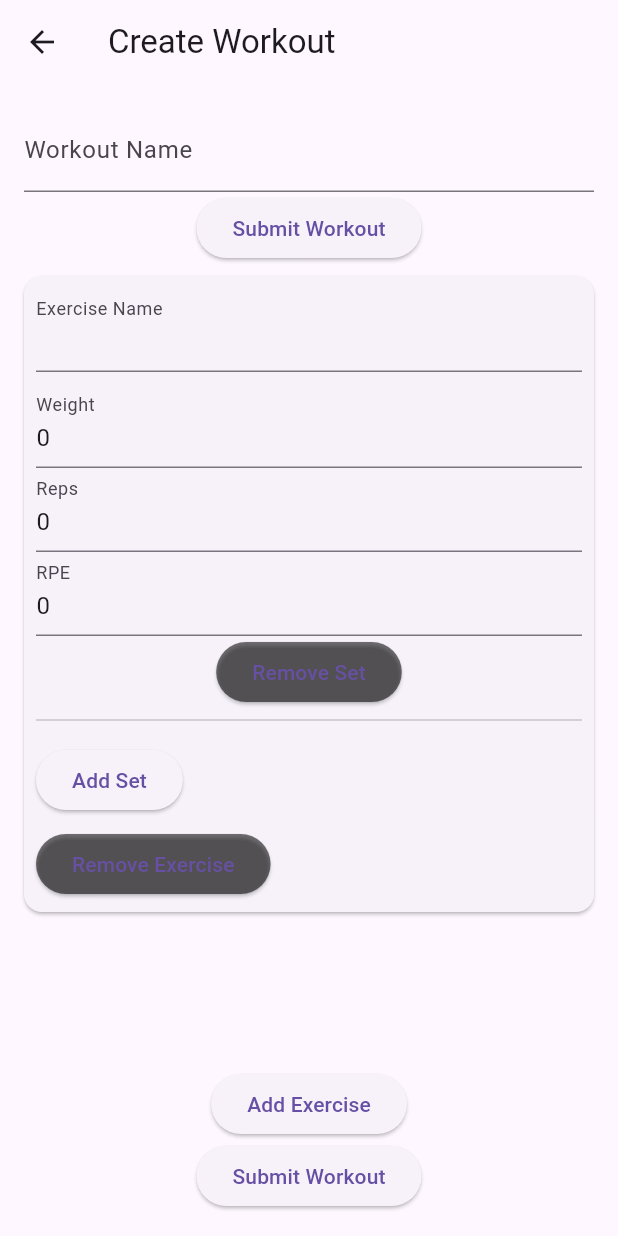
After one commit to Emene-Pesh/MuscleTrackerAndroid, a Flutter app: the WorkoutScreen screen opened by its route, after a tap on "Add Exercise", after a tap on "Add Set", on a phone screen of 412 x 824 dp. The commit adds this screen. Run offline on Flutter 3.47's test engine with Material 3 defaults, Android fonts, the phone set to English and light mode, and no system bars; our stand-ins replace geolocator.

Commit message:
Workout Creation Page

```diff
--- a/lib/main.dart
+++ b/lib/main.dart
@@ -4,6 +4,8 @@ import 'package:http/http.dart' as http;
 import 'package:geolocator/geolocator.dart';
 import 'package:muscletracker/screens/loginPage.dart';
 import 'package:muscletracker/screens/workout.dart';
+import 'package:muscletracker/screens/newExercise.dart';
+import 'package:muscletracker/screens/newWorkout.dart';
 
 void main() {
   runApp(const MuscleTrackerApp());
@@ -21,6 +23,8 @@ class MuscleTrackerApp extends StatelessWidget {
         '/home': (context) => const MyHomePage(),
         '/login': (context) => const LoginPage(),
         '/Workouts': (context) => const WorkoutAccordion(),
+        '/newExercise': (context) => const NewExerciseScreen(),
+        '/newWorkouts': (context) => const WorkoutScreen(),
       },
     );
   }
@@ -164,12 +168,20 @@ class _MyHomePageState extends State<MyHomePage> {
                 Navigator.pushNamed(context, '/home');
               },
             ),
+            // ListTile(
+            //   leading: const Icon(Icons.directions_run_outlined),
+            //   title: const Text('Workouts'),
+            //   onTap: () {
+            //     Navigator.pop(context); // Close the drawer
+            //     Navigator.pushNamed(context, '/Workouts');
+            //   },
+            // ),
             ListTile(
-              leading: const Icon(Icons.directions_run_outlined),
-              title: const Text('Workouts'),
+              leading: const Icon(Icons.publish_sharp),
+              title: const Text('New Workout'),
               onTap: () {
                 Navigator.pop(context); // Close the drawer
-                Navigator.pushNamed(context, '/Workouts');
+                Navigator.pushNamed(context, '/newWorkouts');
               },
             ),
             ListTile(
--- /dev/null
+++ b/lib/screens/newWorkout.dart
@@ -0,0 +1,250 @@
+import 'package:flutter/material.dart';
+
+
+
+
+class WorkoutScreen extends StatefulWidget {
+  const WorkoutScreen({Key? key}) : super(key: key);
+  @override
+  _WorkoutScreenState createState() => _WorkoutScreenState();
+}
+
+class _WorkoutScreenState extends State<WorkoutScreen> {
+  List<Exercise> exercises = [];
+  final TextEditingController _workoutNameController = TextEditingController();
+
+
+  void submitWorkout() {
+    String workoutName = _workoutNameController.text;
+    // Handle submission logic here
+    print('Workout Name: $workoutName');
+    print('Exercises: ${exercises.map((e) => e.name).toList()}');
+    // Add your API submission logic here
+  }
+
+  void addExercise() {
+    setState(() {
+      exercises.add(Exercise(name: ' ', sets: []));
+    });
+  }
+
+  void removeExercise(int index) {
+    setState(() {
+      exercises.removeAt(index);
+    });
+  }
+
+  void updateExercise(int index, Exercise exercise) {
+    setState(() {
+      exercises[index] = exercise;
+    });
+  }
+
+  void addSet(int exerciseIndex) {
+    setState(() {
+      exercises[exerciseIndex].sets.add(Set(weight: 0, repAmount: 0, RPE: 0));
+    });
+  }
+  void removeSet(int exerciseIndex, int setIndex) {
+    setState(() {
+      exercises[exerciseIndex].sets.removeAt(setIndex);
+    });
+  }
+
+  void updateSet(int exerciseIndex, int setIndex, Set set) {
+    setState(() {
+      exercises[exerciseIndex].sets[setIndex] = set;
+    });
+  }
+
+  @override
+  Widget build(BuildContext context) {
+    return Scaffold(
+      appBar: AppBar(
+        title: Text('Create Workout'),
+      ),
+      body: Padding(
+        padding: const EdgeInsets.all(16.0),
+        child: Column(
+          children: [
+            TextField(
+            controller: _workoutNameController,
+            decoration: InputDecoration(labelText: 'Workout Name'),
+          ),
+          ElevatedButton(
+            onPressed: submitWorkout,
+            child: Text('Submit Workout'),
+          ),
+            Expanded(
+              child: ListView.builder(
+                itemCount: exercises.length,
+                itemBuilder: (context, index) {
+                  return ExerciseInput(
+                    exercise: exercises[index],
+                    onRemove: () => removeExercise(index),
+                    onUpdate: (updatedExercise) => updateExercise(index, updatedExercise),
+                    onAddSet: () => addSet(index),
+                    onUpdateSet: (setIndex, updatedSet) => updateSet(index, setIndex, updatedSet),
+                    onRemoveSet: (setIndex) => removeSet(index, setIndex),
+                  );
+                },
+              ),
+            ),
+            ElevatedButton(
+              onPressed: addExercise,
+              child: Text('Add Exercise'),
+            ),
+            ElevatedButton(
+            onPressed: submitWorkout,
+            child: Text('Submit Workout'),
+          ),
+          ],
+        ),
+      ),
+    );
+  }
+}
+
+class ExerciseInput extends StatelessWidget {
+  final Exercise exercise;
+  final VoidCallback onRemove;
+  final ValueChanged<Exercise> onUpdate;
+  final VoidCallback onAddSet;
+  final Function(int, Set) onUpdateSet;
+  final Function(int) onRemoveSet;
+
+  ExerciseInput({
+    required this.exercise,
+    required this.onRemove,
+    required this.onUpdate,
+    required this.onAddSet,
+    required this.onUpdateSet,
+    required this.onRemoveSet,
+  });
+
+  @override
+  Widget build(BuildContext context) {
+    return Card(
+      margin: const EdgeInsets.symmetric(vertical: 8.0),
+      child: Padding(
+        padding: const EdgeInsets.all(8.0),
+        child: Column(
+          crossAxisAlignment: CrossAxisAlignment.start,
+          children: [
+            TextField(
+              decoration: InputDecoration(labelText: 'Exercise Name'),
+              onChanged: (value) {
+                exercise.name = value;
+                onUpdate(exercise);
+              },
+              controller: exercise.controller,
+            ),
+            SizedBox(height: 8.0),
+            ListView.builder(
+              shrinkWrap: true,
+              itemCount: exercise.sets.length,
+              itemBuilder: (context, index) {
+                return SetInput(
+                  set: exercise.sets[index],
+                  onUpdate: (updatedSet) => onUpdateSet(index, updatedSet),
+                  onRemove: () => onRemoveSet(index),
+                );
+              },
+            ),
+            SizedBox(height: 8.0),
+            ElevatedButton(
+              onPressed: onAddSet,
+              child: Text('Add Set'),
+            ),
+            SizedBox(height: 8.0),
+            ElevatedButton(
+              onPressed: onRemove,
+              child: Text('Remove Exercise'),
+              style: ElevatedButton.styleFrom(backgroundColor: Colors.black54),
+            ),
+          ],
+        ),
+      ),
+    );
+  }
+}
+
+
+
+class SetInput extends StatelessWidget {
+  final Set set;
+  final ValueChanged<Set> onUpdate;
+  final VoidCallback onRemove;
+
+  SetInput({
+    required this.set,
+    required this.onUpdate,
+    required this.onRemove,
+  });
+
+  @override
+  Widget build(BuildContext context) {
+    return Column(
+      children: [
+        TextField(
+          decoration: InputDecoration(labelText: 'Weight'),
+          keyboardType: TextInputType.number,
+          onChanged: (value) {
+            set.weight = int.tryParse(value) ?? 0;
+            onUpdate(set);
+          },
+          controller: set.weightController,
+        ),
+        TextField(
+          decoration: InputDecoration(labelText: 'Reps'),
+          keyboardType: TextInputType.number,
+          onChanged: (value) {
+            set.repAmount = int.tryParse(value) ?? 0;
+            onUpdate(set);
+          },
+          controller: set.repAmountController,
+        ),
+        TextField(
+          decoration: InputDecoration(labelText: 'RPE'),
+          keyboardType: TextInputType.number,
+          onChanged: (value) {
+            set.RPE = int.tryParse(value) ?? 0;
+            onUpdate(set);
+          },
+          controller: set.RPEController,
+        ),
+        ElevatedButton(
+          onPressed: onRemove,
+          child: Text('Remove Set'),
+          style: ElevatedButton.styleFrom(backgroundColor: Colors.black54),
+        ),
+        Divider(),
+      ],
+    );
+  }
+}
+
+
+
+class Exercise {
+  String name;
+  List<Set> sets;
+  TextEditingController controller;
+
+  Exercise({required this.name, required this.sets})
+      : controller = TextEditingController(text: name);
+}
+
+class Set {
+  int weight;
+  int repAmount;
+  int RPE;
+  TextEditingController weightController;
+  TextEditingController repAmountController;
+  TextEditingController RPEController;
+
+  Set({required this.weight, required this.repAmount, required this.RPE})
+      : weightController = TextEditingController(text: weight.toString()),
+        repAmountController = TextEditingController(text: repAmount.toString()),
+        RPEController = TextEditingController(text: RPE.toString());
+}
```
